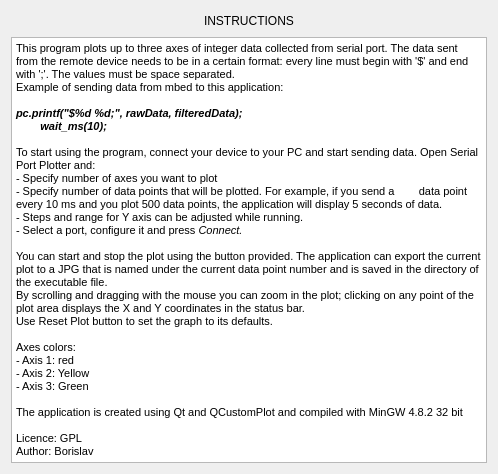
This is helpwindow.ui in gbrault/serialportplotter as Qt 5 draws it before an edit. The edited form follows.
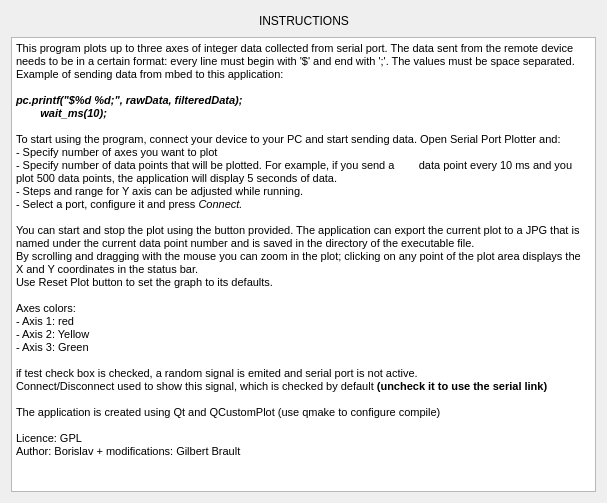
This is the edited form.

Commit message: documented test signal capability

```diff
--- a/helpwindow.ui
+++ b/helpwindow.ui
@@ -6,8 +6,8 @@
    <rect>
     <x>0</x>
     <y>0</y>
-    <width>498</width>
-    <height>474</height>
+    <width>607</width>
+    <height>503</height>
    </rect>
   </property>
   <property name="windowTitle">
@@ -79,10 +79,13 @@
 &lt;p style=&quot; margin-top:0px; margin-bottom:0px; margin-left:0px; margin-right:0px; -qt-block-indent:0; text-indent:0px;&quot;&gt;&lt;span style=&quot; font-size:8pt;&quot;&gt;- Axis 2: Yellow&lt;/span&gt;&lt;/p&gt;
 &lt;p style=&quot; margin-top:0px; margin-bottom:0px; margin-left:0px; margin-right:0px; -qt-block-indent:0; text-indent:0px;&quot;&gt;&lt;span style=&quot; font-size:8pt;&quot;&gt;- Axis 3: Green&lt;/span&gt;&lt;/p&gt;
 &lt;p style=&quot;-qt-paragraph-type:empty; margin-top:0px; margin-bottom:0px; margin-left:0px; margin-right:0px; -qt-block-indent:0; text-indent:0px; font-size:8pt;&quot;&gt;&lt;br /&gt;&lt;/p&gt;
-&lt;p style=&quot; margin-top:0px; margin-bottom:0px; margin-left:0px; margin-right:0px; -qt-block-indent:0; text-indent:0px;&quot;&gt;&lt;span style=&quot; font-size:8pt;&quot;&gt;The application is created using Qt and QCustomPlot and compiled with MinGW 4.8.2 32 bit&lt;/span&gt;&lt;/p&gt;
+&lt;p style=&quot; margin-top:0px; margin-bottom:0px; margin-left:0px; margin-right:0px; -qt-block-indent:0; text-indent:0px;&quot;&gt;&lt;span style=&quot; font-size:8pt;&quot;&gt;if test check box is checked, a random signal is emited and serial port is not active. &lt;/span&gt;&lt;/p&gt;
+&lt;p style=&quot; margin-top:0px; margin-bottom:0px; margin-left:0px; margin-right:0px; -qt-block-indent:0; text-indent:0px;&quot;&gt;&lt;span style=&quot; font-size:8pt;&quot;&gt;Connect/Disconnect used to show this signal, which is checked by default &lt;/span&gt;&lt;span style=&quot; font-size:8pt; font-weight:600;&quot;&gt;(uncheck it to use the serial link)&lt;/span&gt;&lt;/p&gt;
+&lt;p style=&quot;-qt-paragraph-type:empty; margin-top:0px; margin-bottom:0px; margin-left:0px; margin-right:0px; -qt-block-indent:0; text-indent:0px; font-size:8pt;&quot;&gt;&lt;br /&gt;&lt;/p&gt;
+&lt;p style=&quot; margin-top:0px; margin-bottom:0px; margin-left:0px; margin-right:0px; -qt-block-indent:0; text-indent:0px;&quot;&gt;&lt;span style=&quot; font-size:8pt;&quot;&gt;The application is created using Qt and QCustomPlot (use qmake to configure compile)&lt;/span&gt;&lt;/p&gt;
 &lt;p style=&quot;-qt-paragraph-type:empty; margin-top:0px; margin-bottom:0px; margin-left:0px; margin-right:0px; -qt-block-indent:0; text-indent:0px; font-size:8pt;&quot;&gt;&lt;br /&gt;&lt;/p&gt;
 &lt;p style=&quot; margin-top:0px; margin-bottom:0px; margin-left:0px; margin-right:0px; -qt-block-indent:0; text-indent:0px;&quot;&gt;&lt;span style=&quot; font-size:8pt;&quot;&gt;Licence: GPL&lt;/span&gt;&lt;/p&gt;
-&lt;p style=&quot; margin-top:0px; margin-bottom:0px; margin-left:0px; margin-right:0px; -qt-block-indent:0; text-indent:0px;&quot;&gt;&lt;span style=&quot; font-size:8pt;&quot;&gt;Author: Borislav&lt;/span&gt;&lt;/p&gt;&lt;/body&gt;&lt;/html&gt;</string>
+&lt;p style=&quot; margin-top:0px; margin-bottom:0px; margin-left:0px; margin-right:0px; -qt-block-indent:0; text-indent:0px;&quot;&gt;&lt;span style=&quot; font-size:8pt;&quot;&gt;Author: Borislav + modifications: Gilbert Brault&lt;/span&gt;&lt;/p&gt;&lt;/body&gt;&lt;/html&gt;</string>
      </property>
     </widget>
    </item>
```
